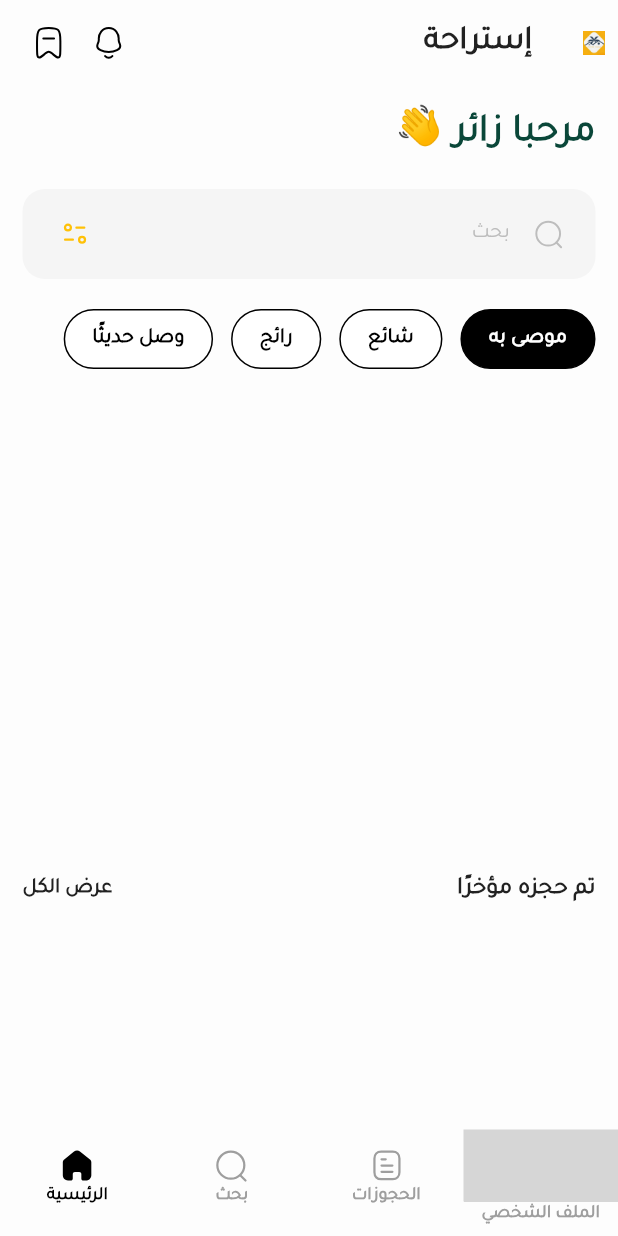
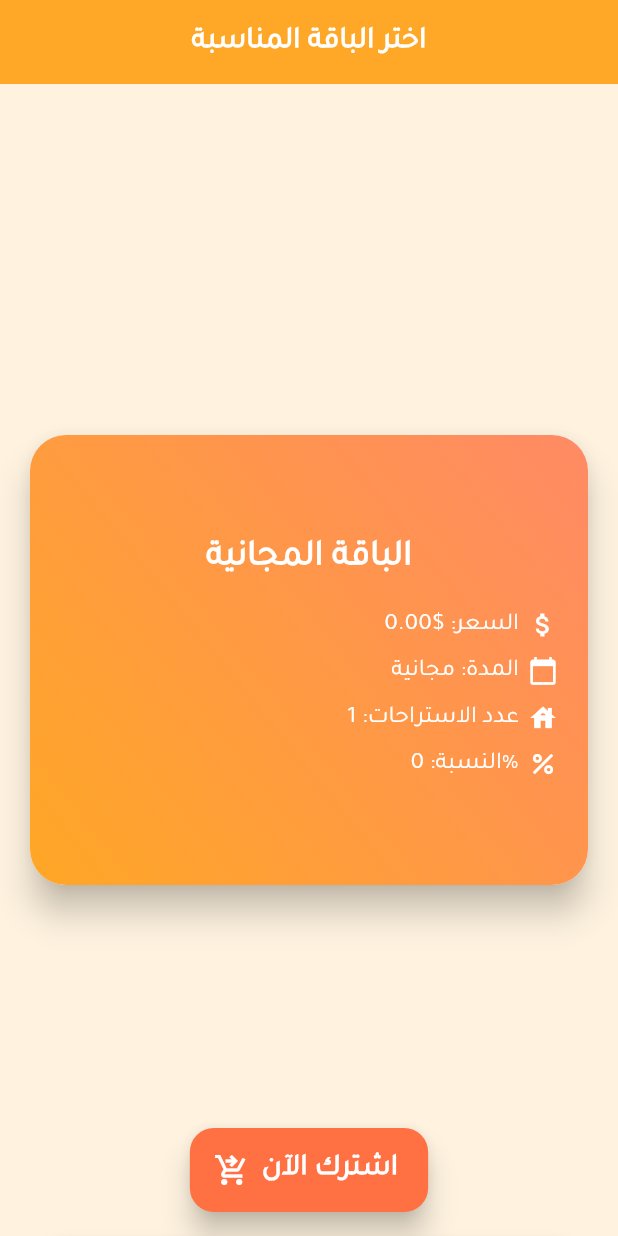
Before and after one commit to NourEldeenElazozy/NourEldeenElazozy-NourEldeenElazozy-hotel-booking-flutter, a Flutter app: the screen it shows after launch, on a phone screen of 412 x 824 dp. Run offline on Flutter 3.47's test engine with Material 3 defaults, Android fonts, the phone set to English and light mode, and no system bars; our stand-ins replace carousel_slider, dio, dots_indicator, flutter_credit_card, flutter_mobx, flutter_rating_bar and 10 more; project files that could hold a hidden picture were left out; grey boxes are pictures that could not be loaded.

Commit message:
PackagesScreen

```diff
--- a/lib/main.dart
+++ b/lib/main.dart
@@ -37,7 +37,7 @@ class _MyAppState extends State<MyApp> {
                 // darkTheme: Themes().darkTheme,
                 // themeMode: ThemeMode.system,
                // initialRoute: "/welcome",
-               initialRoute: "/bottomBar",
+               initialRoute: "/PackageCard",
                 getPages: Routes.navigator,
                 // home: Practice(),
               ));
--- /dev/null
+++ b/lib/presentation/Package/PackageCard.dart
@@ -0,0 +1,180 @@
+import 'package:flutter/material.dart';
+
+class Package {
+  final String name;
+  final String duration;
+  final double price;
+  final int restAreasCount;
+  final String percentage;
+
+  Package({
+    required this.name,
+    required this.duration,
+    required this.price,
+    required this.restAreasCount,
+    required this.percentage,
+  });
+}
+
+class PackagesScreen extends StatefulWidget {
+  const PackagesScreen({Key? key}) : super(key: key);
+
+  @override
+  State<PackagesScreen> createState() => _PackagesScreenState();
+}
+
+class _PackagesScreenState extends State<PackagesScreen> {
+  final PageController _pageController = PageController(viewportFraction: 0.7);
+  int _currentPage = 0;
+
+  final List<Package> packages = [
+    Package(name: 'الباقة المجانية', duration: 'free', price: 0, restAreasCount: 1, percentage: '0%'),
+    Package(name: 'باقة شهرية', duration: '1_month', price: 49.99, restAreasCount: 5, percentage: '10%'),
+    Package(name: 'باقة نصف سنوية', duration: '6_months', price: 199.99, restAreasCount: 15, percentage: '15%'),
+    Package(name: 'باقة سنوية', duration: '12_months', price: 349.99, restAreasCount: 30, percentage: '20%'),
+  ];
+
+  @override
+  void initState() {
+    super.initState();
+    _pageController.addListener(() {
+      final currentPage = _pageController.page?.round() ?? 0;
+      if (currentPage != _currentPage) {
+        setState(() => _currentPage = currentPage);
+      }
+    });
+  }
+
+  @override
+  void dispose() {
+    _pageController.dispose();
+    super.dispose();
+  }
+
+  @override
+  Widget build(BuildContext context) {
+    return Scaffold(
+      backgroundColor: Colors.orange.shade50,
+      appBar: AppBar(
+        title:  Text('اختر الباقة المناسبة',style: TextStyle(fontSize: 20, fontWeight: FontWeight.bold, color: Colors.white, fontFamily: 'Tajawal',),),
+        centerTitle: true,
+        backgroundColor: Colors.orange.shade400,
+        elevation: 0,
+      ),
+      body: PageView.builder(
+        scrollDirection: Axis.vertical,
+        controller: _pageController,
+        itemCount: packages.length,
+        itemBuilder: (context, index) {
+          return AnimatedBuilder(
+            animation: _pageController,
+            builder: (context, child) {
+              double scale = 1.0;
+              if (_pageController.position.haveDimensions) {
+                double page = _pageController.page ?? _pageController.initialPage.toDouble();
+                scale = (1 - (page - index).abs() * 0.2).clamp(0.85, 1.0);
+              }
+              return Center(
+                child: Transform.scale(
+                  scale: scale,
+                  child: _buildPackageCard(packages[index], scale == 1.0),
+                ),
+              );
+            },
+          );
+        },
+      ),
+      floatingActionButton: FloatingActionButton.extended(
+        onPressed: () {
+          final selected = packages[_currentPage];
+          print('تم اختيار ${selected.name}');
+          // هنا يمكن ربط الزر بخطوة الدفع أو التنقل لصفحة أخرى
+        },
+        icon: const Icon(Icons.shopping_cart_checkout,color: Colors.white,),
+        label: const Text('اشترك الآن',style: TextStyle(fontSize: 20, fontWeight: FontWeight.bold, color: Colors.white, fontFamily: 'Tajawal',),),
+        backgroundColor: Colors.deepOrange.shade400,
+        elevation: 8,
+      ),
+      floatingActionButtonLocation: FloatingActionButtonLocation.centerFloat,
+    );
+  }
+
+  Widget _buildPackageCard(Package pkg, bool isHighlighted) {
+    return Card(
+      shape: RoundedRectangleBorder(borderRadius: BorderRadius.circular(24)),
+      elevation: isHighlighted ? 10 : 4,
+      margin: const EdgeInsets.symmetric(horizontal: 20, vertical: 20),
+      child: Container(
+        height: 300,
+        padding: const EdgeInsets.all(20),
+        decoration: BoxDecoration(
+          borderRadius: BorderRadius.circular(24),
+          gradient: LinearGradient(
+            colors: isHighlighted
+                ? [Colors.deepOrange.shade300, Colors.orange.shade400]
+                : [Colors.orange.shade200, Colors.orange.shade300],
+            begin: Alignment.topRight,
+            end: Alignment.bottomLeft,
+          ),
+        ),
+        child: Column(
+          mainAxisAlignment: MainAxisAlignment.center,
+          children: [
+            Text(
+              pkg.name,
+              style: const TextStyle(fontSize: 24, fontWeight: FontWeight.bold, color: Colors.white),
+            ),
+            const SizedBox(height: 12),
+            _buildInfoRow(Icons.attach_money, 'السعر: \$${pkg.price.toStringAsFixed(2)}'),
+            _buildInfoRow(Icons.calendar_today, 'المدة: ${_getDurationText(pkg.duration)}'),
+            _buildInfoRow(Icons.house, 'عدد الاستراحات: ${pkg.restAreasCount}'),
+            _buildInfoRow(Icons.percent, 'النسبة: ${pkg.percentage}'),
+          ],
+        ),
+      ),
+    );
+  }
+
+  Widget _buildInfoRow(IconData icon, String text) {
+    return Padding(
+      padding: const EdgeInsets.symmetric(vertical: 4),
+      child: Row(
+        mainAxisAlignment: MainAxisAlignment.end, // لمحاذاة الأيقونة + النص لليمين
+        children: [
+
+
+          Flexible(
+            child: Text(
+              text,
+              style: const TextStyle(fontSize: 16, color: Colors.white),
+              overflow: TextOverflow.ellipsis,
+              textAlign: TextAlign.right,
+            ),
+          ),
+          const SizedBox(width: 6),
+          Icon(icon, size: 20, color: Colors.white),
+        ],
+      ),
+    );
+  }
+
+
+  String _getDurationText(String key) {
+    final map = {
+      'free': 'مجانية',
+      '1_month': 'شهر',
+      '2_months': 'شهرين',
+      '3_months': '3 أشهر',
+      '4_months': '4 أشهر',
+      '5_months': '5 أشهر',
+      '6_months': '6 أشهر',
+      '7_month': '7 أشهر',
+      '8_months': '8 أشهر',
+      '9_months': '9 أشهر',
+      '10_months': '10 أشهر',
+      '11_months': '11 أشهر',
+      '12_months': 'سنة كاملة',
+    };
+    return map[key] ?? key;
+  }
+}
--- a/lib/presentation/routes/routes.dart
+++ b/lib/presentation/routes/routes.dart
@@ -27,6 +27,13 @@ class Routes {
       transition: Transition.leftToRight,
       transitionDuration: const Duration(milliseconds: 600),
     ),
+    GetPage(
+      name: "/PackageCard",
+      page: () => PackagesScreen(),
+      transition: Transition.leftToRight,
+      transitionDuration: const Duration(milliseconds: 600),
+    ),
+
     GetPage(
       name: "/loginScreen",
       page: () => const LoginScreen(),
--- a/lib/presentation/routes/routes_imports.dart
+++ b/lib/presentation/routes/routes_imports.dart
@@ -20,6 +20,7 @@ import 'package:hotel_booking/presentation/screen/selectRoom/select_room_import.
 import 'package:shared_preferences/shared_preferences.dart';
 import '../../core/constants/my_images.dart';
 import '../../core/constants/my_strings.dart';
+import '../Package/PackageCard.dart';
 import '../screen/auth/login/login_import.dart';
 import '../screen/galleryPhoto/gallery_photo_import.dart';
 import '../screen/helpCenter/help_center_import.dart';
```
